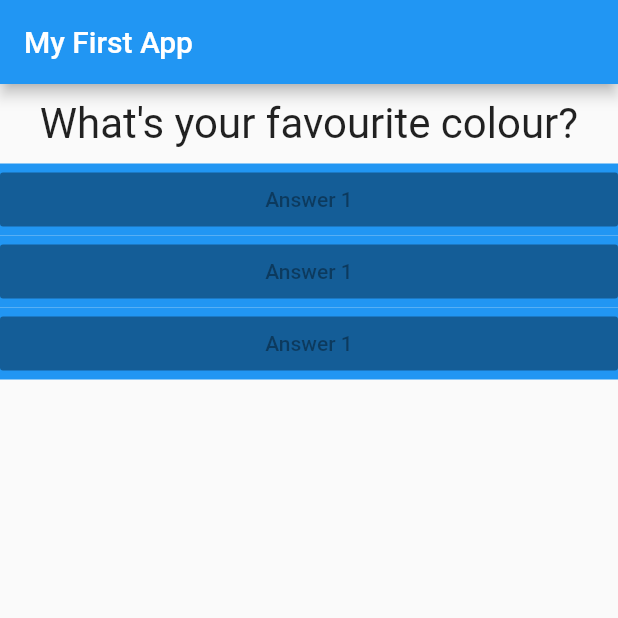
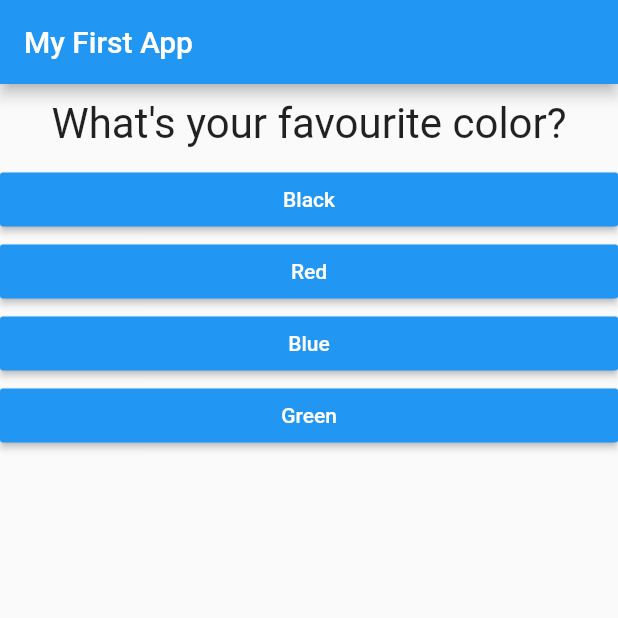
Before and after one commit to sharome/personality-quiz, a Flutter app: the screen it shows after launch, on a phone screen of 412 x 824 dp, the top half of it. Run offline on Flutter 3.47's test engine with Material 2 defaults, Android fonts, the phone set to English and light mode, and no system bars.

Commit message:
Answers wired up to buttons

```diff
--- a/lib/answer.dart
+++ b/lib/answer.dart
@@ -1,14 +1,20 @@
 import 'package:flutter/material.dart';
 
 class Answer extends StatelessWidget {
+  final Function selectHandler;
+  final String answerText;
+
+  Answer(this.selectHandler, this.answerText);
+
   @override
   Widget build(BuildContext context) {
     return Container(
-      color: Colors.blue,
       width: double.infinity,
       child: RaisedButton(
-        child: Text('Answer 1'),
-        onPressed: null,
+        color: Colors.blue,
+        textColor: Colors.white,
+        child: Text(answerText),
+        onPressed: selectHandler,
       ),
     );
   }
--- a/lib/main.dart
+++ b/lib/main.dart
@@ -29,8 +29,18 @@ class _MyAppState extends State<MyApp> {
   @override
   Widget build(BuildContext context) {
     var questions = [
-      'What\'s your favourite colour?',
-      'What\'s your favourite animal?  '
+      {
+        'questionText': 'What\'s your favourite color?',
+        'answers': ['Black', 'Red', 'Blue', 'Green'],
+      },
+      {
+        'questionText': 'What\'s your favourite animal?',
+        'answers': ['Dog', 'Elephant', 'Cat', 'Lion'],
+      },
+      {
+        'questionText': 'Who\'s your favourite instructor?',
+        'answers': ['Max', 'Max', 'Max', 'Max'],
+      },
     ];
     return MaterialApp(
       home: Scaffold(
@@ -40,11 +50,13 @@ class _MyAppState extends State<MyApp> {
         body: Column(
           children: [
             Question(
-              questions[_questionIndex],
+              questions[_questionIndex]['questionText'],
             ),
-            Answer(),
-            Answer(),
-            Answer(),
+            ...(questions[_questionIndex]['answers'] as List<String>).map(
+              (answer) {
+                return Answer(_answerQuestion, answer);
+              },
+            ).toList()
           ],
         ),
       ),
```
